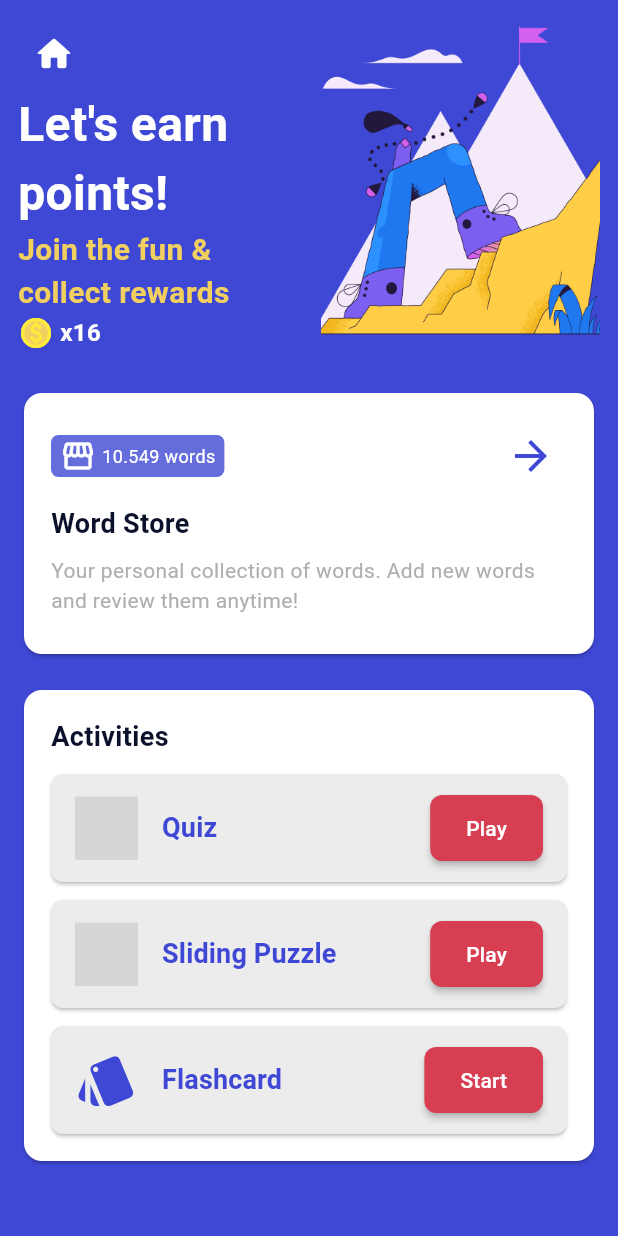
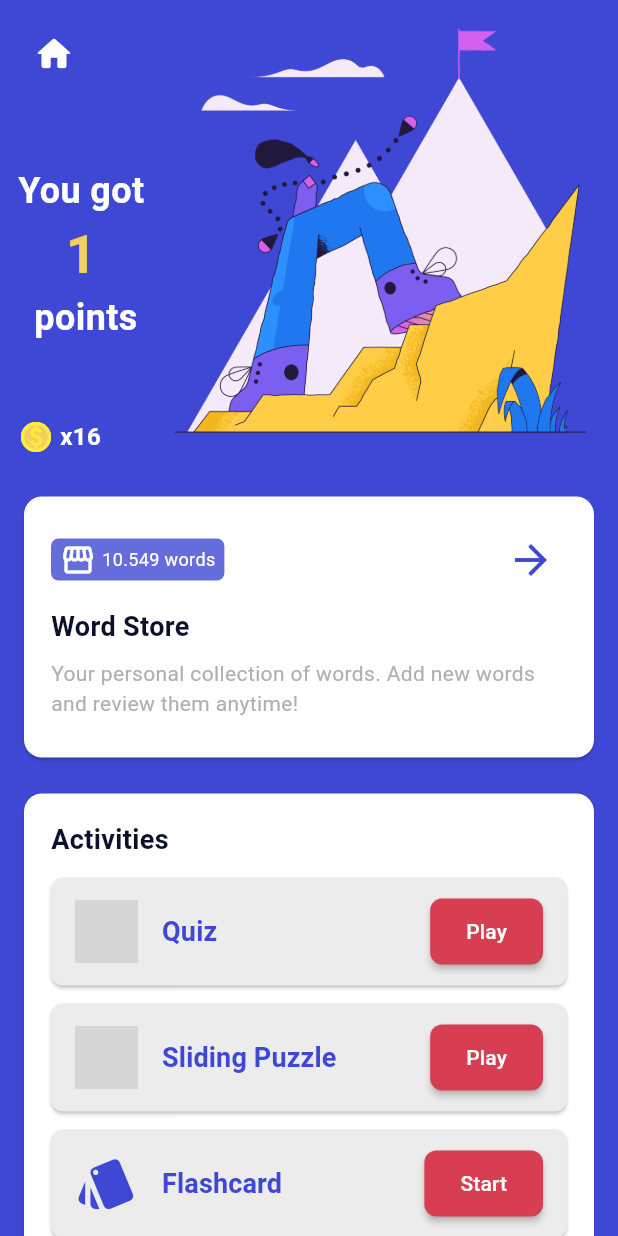
Before and after one commit to aryo100/learning_language_app, a Flutter app: the WordStoreScreen screen opened by its route, on a phone screen of 412 x 824 dp. Run offline on Flutter 3.47's test engine with Material 3 defaults, Android fonts, the phone set to English and light mode, and no system bars; our stand-ins replace dio, equatable, flutter_bloc, flutter_svg, fpdart, freezed_annotation and 5 more; accounts and stored records are empty; project files that could hold a hidden picture were left out; grey boxes are pictures that could not be loaded.

Commit message:
fix word store screen with dummy data

```diff
--- a/lib/features/word_store/presntation/word_store_screen.dart
+++ b/lib/features/word_store/presntation/word_store_screen.dart
@@ -18,29 +18,36 @@ class WordStoreScreen extends StatelessWidget {
       create: (context) => sl<ProfileBloc>(),
       child: Scaffold(
         backgroundColor: ColorPallete.accent,
-        body: SafeArea(
+        body: SingleChildScrollView(
+          child: SafeArea(
             child: Padding(
               padding: const EdgeInsets.all(12),
               child: Column(
                 children: [
                   // Title & Image
                   IntrinsicHeight(
-                  child: Row(
+                    child: BlocConsumer<ProfileBloc, ProfileState>(
+                      listener: (context, state) {},
+                      builder: (context, state) {
+                        final point = state.profile?.point ?? 1;
+                        return Row(
                           crossAxisAlignment: CrossAxisAlignment.stretch,
                           mainAxisSize: MainAxisSize.max,
                           children: [
                             Expanded(
                               flex: 1,
                               child: Column(
-                          mainAxisAlignment: MainAxisAlignment.spaceBetween,
-                          crossAxisAlignment: CrossAxisAlignment.center,
+                                mainAxisAlignment:
+                                    MainAxisAlignment.spaceBetween,
+                                crossAxisAlignment: CrossAxisAlignment.start,
                                 mainAxisSize: MainAxisSize.max,
                                 children: [
                                   Row(
                                     mainAxisAlignment: MainAxisAlignment.start,
                                     children: [
                                       IconButton(
-                                  onPressed: () => Navigator.of(context).pop(),
+                                        onPressed:
+                                            () => Navigator.of(context).pop(),
                                         icon: Icon(
                                           Icons.home_rounded,
                                           size: 28,
@@ -49,12 +56,19 @@ class WordStoreScreen extends StatelessWidget {
                                       ),
                                     ],
                                   ),
-                            BlocConsumer<ProfileBloc, ProfileState>(
-                              listener: (context, state) {},
-                              builder: (context, state) {
-                                final point = state.profile?.point ?? 0;
-                                return Column(
-                                  crossAxisAlignment: CrossAxisAlignment.center,
+                                  Padding(
+                                    padding:
+                                        point > 0
+                                            ? EdgeInsets.zero
+                                            : EdgeInsets.only(
+                                              left: 11,
+                                              bottom: 22,
+                                              right: 11
+                                            ),
+                                    child: Column(
+                                      crossAxisAlignment:
+                                          CrossAxisAlignment.center,
+                                      mainAxisSize: MainAxisSize.min,
                                       children:
                                           point > 0
                                               ? [
@@ -101,8 +115,7 @@ class WordStoreScreen extends StatelessWidget {
                                                   ),
                                                 ),
                                               ],
-                                );
-                              },
+                                    ),
                                   ),
                                   Row(
                                     children: [
@@ -134,15 +147,16 @@ class WordStoreScreen extends StatelessWidget {
                                 ],
                               ),
                             ),
-                      const SizedBox(width: 16),
                             Expanded(
-                        flex: 1,
+                              flex: point > 0 ? 3 : 1,
                               child: Image.asset(
                                 'assets/images/banner_word_store.png',
-                          fit: BoxFit.fitHeight,
+                                fit: BoxFit.fitWidth,
                               ),
                             ),
                           ],
+                        );
+                      },
                     ),
                   ),
                   const SizedBox(height: 24),
@@ -273,7 +287,8 @@ class WordStoreScreen extends StatelessWidget {
                                 ),
                               ),
                               label: Row(
-                              mainAxisAlignment: MainAxisAlignment.spaceBetween,
+                                mainAxisAlignment:
+                                    MainAxisAlignment.spaceBetween,
                                 children: [
                                   const Text(
                                     'Quiz',
@@ -327,7 +342,8 @@ class WordStoreScreen extends StatelessWidget {
                                 ),
                               ),
                               label: Row(
-                              mainAxisAlignment: MainAxisAlignment.spaceBetween,
+                                mainAxisAlignment:
+                                    MainAxisAlignment.spaceBetween,
                                 children: [
                                   const Text(
                                     'Sliding Puzzle',
@@ -381,7 +397,8 @@ class WordStoreScreen extends StatelessWidget {
                                 ),
                               ),
                               label: Row(
-                              mainAxisAlignment: MainAxisAlignment.spaceBetween,
+                                mainAxisAlignment:
+                                    MainAxisAlignment.spaceBetween,
                                 children: [
                                   const Text(
                                     'Flashcard',
@@ -399,7 +416,9 @@ class WordStoreScreen extends StatelessWidget {
                                     ),
                                     backgroundColor: ColorPallete.danger,
                                     onPressed: () {
-                                    GoRouter.of(context).push(Paths.flashcard);
+                                      GoRouter.of(
+                                        context,
+                                      ).push(Paths.flashcard);
                                     },
                                   ),
                                 ],
@@ -418,6 +437,7 @@ class WordStoreScreen extends StatelessWidget {
             ),
           ),
         ),
+      ),
     );
   }
 }
```
Lines whose indentation alone changed are shown as unchanged.
